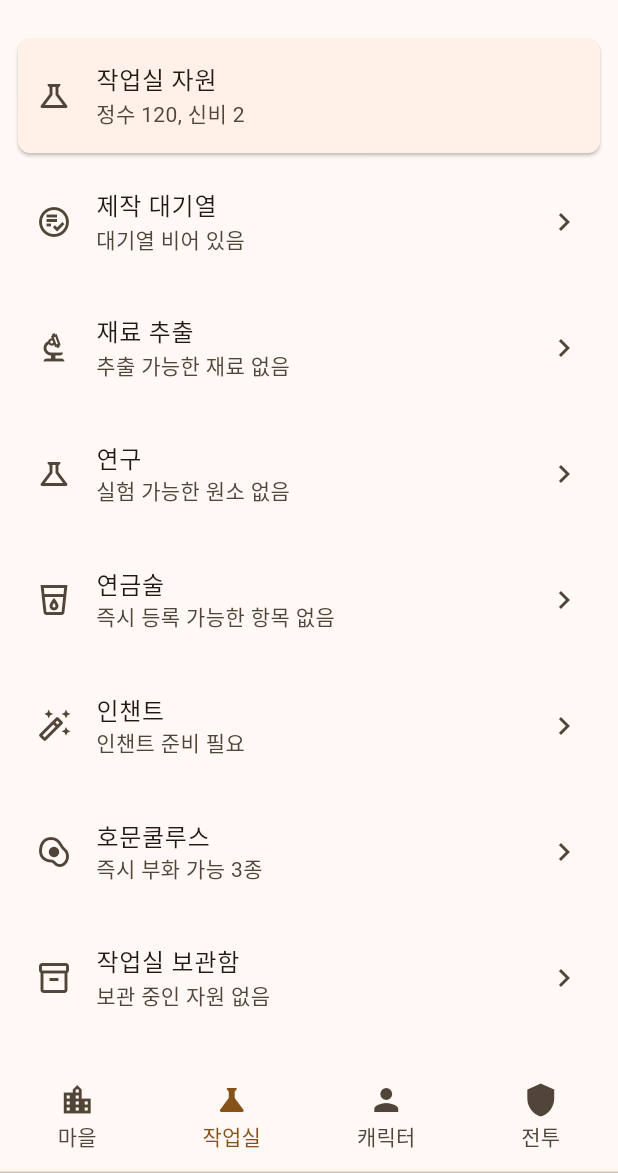
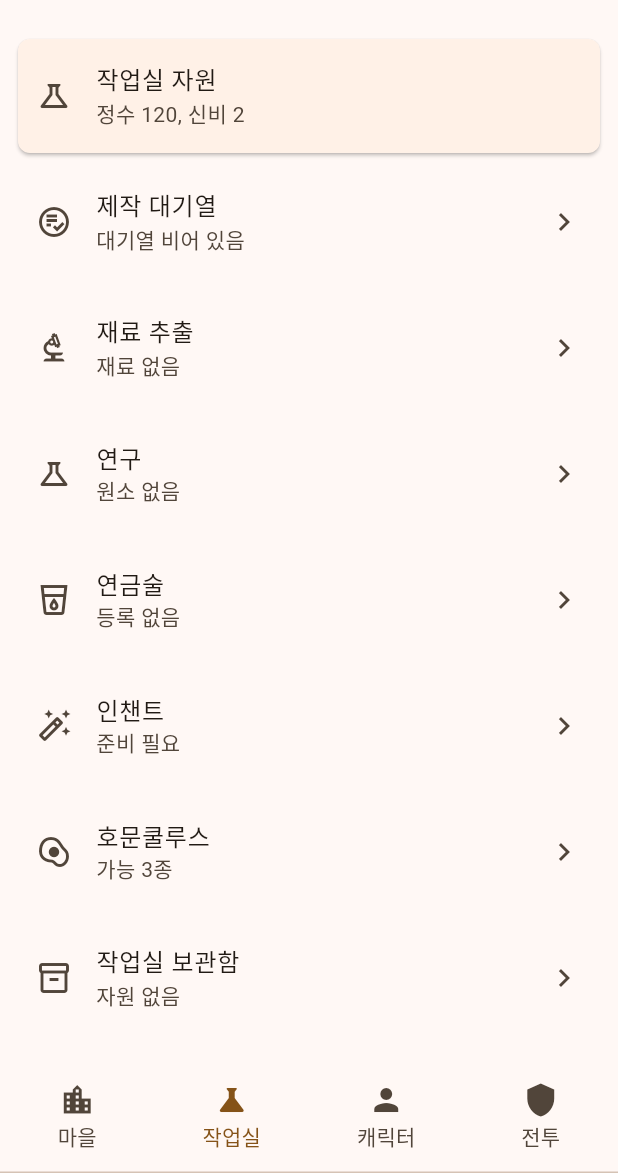
Before and after one commit to lickelon/alchemist-hunter, a Flutter app: the screen it shows after launch, item 2 of the bottom bar chosen, on a phone screen of 412 x 824 dp, the part 63-1236 px from its top. Run offline on Flutter 3.47's test engine with Material 3 defaults, Android fonts, the phone set to English and light mode, and no system bars; our stand-ins replace flutter_riverpod.

Commit message:
Polish workshop card summaries

```diff
--- a/lib/features/workshop/crafting/presentation/widgets/workshop_craft_card.dart
+++ b/lib/features/workshop/crafting/presentation/widgets/workshop_craft_card.dart
@@ -24,7 +24,7 @@ class WorkshopCraftCard extends StatelessWidget {
     return ListCard(
       name: '연금술',
       summary: brewCraftableCount == 0 && materialCraftableCount == 0
-          ? '즉시 등록 가능한 항목 없음'
+          ? '등록 없음'
           : '양조 $brewCraftableCount종, 제작 $materialCraftableCount종',
       icon: Icons.local_drink_outlined,
       onTap: () => _showCraftSheet(context),
--- a/lib/features/workshop/crafting/presentation/widgets/workshop_research_card.dart
+++ b/lib/features/workshop/crafting/presentation/widgets/workshop_research_card.dart
@@ -13,9 +13,7 @@ class WorkshopResearchCard extends StatelessWidget {
   Widget build(BuildContext context) {
     return ListCard(
       name: '연구',
-      summary: traitTypeCount == 0
-          ? '실험 가능한 원소 없음'
-          : '양조 실험 원소 $traitTypeCount종',
+      summary: traitTypeCount == 0 ? '원소 없음' : '원소 $traitTypeCount종',
       icon: Icons.science_outlined,
       onTap: () {
         showAppBottomSheet<void>(
--- a/lib/features/workshop/enchanting/presentation/widgets/workshop_enchant_card.dart
+++ b/lib/features/workshop/enchanting/presentation/widgets/workshop_enchant_card.dart
@@ -13,7 +13,7 @@ class WorkshopEnchantCard extends StatelessWidget {
   Widget build(BuildContext context) {
     return ListCard(
       name: '인챈트',
-      summary: canEnchant ? '즉시 인챈트 가능' : '인챈트 준비 필요',
+      summary: canEnchant ? '가능' : '준비 필요',
       icon: Icons.auto_fix_high_outlined,
       onTap: () => _showEnchantSheet(context),
     );
--- a/lib/features/workshop/extraction/presentation/widgets/workshop_extraction_card.dart
+++ b/lib/features/workshop/extraction/presentation/widgets/workshop_extraction_card.dart
@@ -13,9 +13,7 @@ class WorkshopExtractionCard extends StatelessWidget {
   Widget build(BuildContext context) {
     return ListCard(
       name: '재료 추출',
-      summary: materialTypeCount == 0
-          ? '추출 가능한 재료 없음'
-          : '즉시 추출 재료 $materialTypeCount종',
+      summary: materialTypeCount == 0 ? '재료 없음' : '재료 $materialTypeCount종',
       icon: Icons.biotech_outlined,
       onTap: () => _showExtractionSheet(context),
     );
--- a/lib/features/workshop/hatchery/presentation/widgets/workshop_hatch_card.dart
+++ b/lib/features/workshop/hatchery/presentation/widgets/workshop_hatch_card.dart
@@ -14,7 +14,7 @@ class WorkshopHatchCard extends StatelessWidget {
   Widget build(BuildContext context) {
     return ListCard(
       name: '호문쿨루스',
-      summary: recipeCount == 0 ? '부화 가능한 레시피 없음' : '즉시 부화 가능 $recipeCount종',
+      summary: recipeCount == 0 ? '레시피 없음' : '가능 $recipeCount종',
       icon: Icons.egg_alt_outlined,
       onTap: () => _showHatchSheet(context),
     );
--- a/lib/features/workshop/inventory/presentation/widgets/workshop_inventory_card.dart
+++ b/lib/features/workshop/inventory/presentation/widgets/workshop_inventory_card.dart
@@ -20,12 +20,12 @@ class WorkshopInventoryCard extends StatelessWidget {
     return ListCard(
       name: '작업실 보관함',
       summary: potionStackCount > 0
-          ? '보유 포션 $potionStackCount스택'
+          ? '포션 $potionStackCount스택'
           : traitTypeCount > 0
-          ? '보유 원소 $traitTypeCount종'
+          ? '원소 $traitTypeCount종'
           : materialTypeCount > 0
-          ? '보유 재료 $materialTypeCount종'
-          : '보관 중인 자원 없음',
+          ? '재료 $materialTypeCount종'
+          : '자원 없음',
       icon: Icons.inventory_2_outlined,
       onTap: () => _showInventorySheet(context),
     );
--- a/lib/features/workshop/support/presentation/widgets/workshop_support_card.dart
+++ b/lib/features/workshop/support/presentation/widgets/workshop_support_card.dart
@@ -19,9 +19,7 @@ class WorkshopSupportCard extends StatelessWidget {
   Widget build(BuildContext context) {
     return ListCard(
       name: '작업실 지원',
-      summary: assignedCount == 0
-          ? '배치된 보조 없음'
-          : '보조 배치 $assignedCount/$slotLimit명',
+      summary: assignedCount == 0 ? '보조 없음' : '배치 $assignedCount/$slotLimit',
       icon: Icons.groups_2_outlined,
       onTap: () => _showSupportSheet(context),
     );
```
